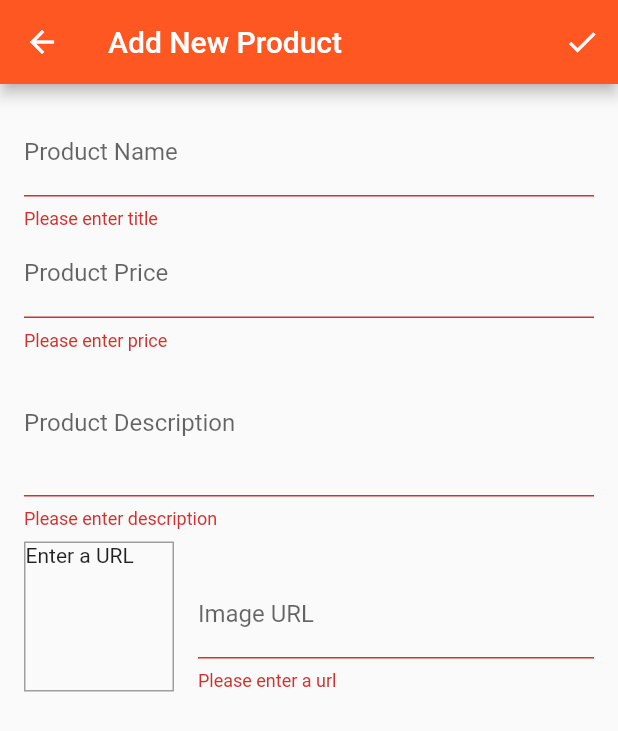
After one commit to henhiro4r/ShopApp, a Flutter app: the ManageProductScreen screen opened by its route, after a tap on the "check" icon, on a phone screen of 412 x 824 dp. The commit adds this screen. Shown: the top 731 px of the screen. Run offline on Flutter 3.47's test engine with Material 2 defaults, Android fonts, the phone set to English and light mode, and no system bars; network calls fail.

Commit message:
CRUD product on static object done

```diff
--- a/lib/adapter/ProductAdapter.dart
+++ b/lib/adapter/ProductAdapter.dart
@@ -47,6 +47,16 @@ class ProductAdapter extends StatelessWidget {
             color: Theme.of(context).accentColor,
             onPressed: () {
               cart.addItem(product);
+              Scaffold.of(context).hideCurrentSnackBar();
+              Scaffold.of(context).showSnackBar(
+                SnackBar(
+                  content: Text('1 ${product.title} added to cart'),
+                  duration: Duration(seconds: 3),
+                  action: SnackBarAction(label: 'Undo', onPressed: () {
+                    cart.removeSingleItem(product.id);
+                  }),
+                ),
+              );
             },
           ),
         ),
--- a/lib/main.dart
+++ b/lib/main.dart
@@ -5,8 +5,10 @@ import 'package:shopapp/provider/OrderProvider.dart';
 import 'package:shopapp/provider/ProductProvider.dart';
 import 'package:shopapp/screen/CartScreen.dart';
 import 'package:shopapp/screen/CheckoutScreen.dart';
+import 'package:shopapp/screen/ManageProductScreen.dart';
 import 'package:shopapp/screen/ProductDetailScreen.dart';
 import 'package:shopapp/screen/ProductOverviewScreen.dart';
+import 'package:shopapp/screen/UserProductScreen.dart';
 
 void main() => runApp(MyApp());
 
@@ -36,6 +38,8 @@ class MyApp extends StatelessWidget {
           ProductDetailScreen.routeName: (ctx) => ProductDetailScreen(),
           CartScreen.routeName: (ctx) => CartScreen(),
           CheckoutScreen.routeName: (ctx) => CheckoutScreen(),
+          UserProductScreen.routeName: (ctx) => UserProductScreen(),
+          ManageProductScreen.routeName: (ctc) => ManageProductScreen(),
         },
       ),
     );
--- a/lib/provider/ProductProvider.dart
+++ b/lib/provider/ProductProvider.dart
@@ -1,3 +1,5 @@
+import 'dart:math';
+
 import 'package:flutter/material.dart';
 import 'package:shopapp/model/Product.dart';
 
@@ -45,7 +47,24 @@ class ProductProvider with ChangeNotifier {
     return _products.where((element) => element.isFavorite).toList();
   }
 
-  void addProduct() {
+  void addProduct(Product product) {
+    final newProduct = Product(title: product.title, imageUrl: product.imageUrl, price: product.price, description: product.description, id: DateTime.now().toString());
+    _products.add(newProduct);
+    notifyListeners();
+  }
+
+  void editProduct(Product product){
+    final pIndex = _products.indexWhere((element) => element.id == product.id);
+    if (pIndex >= 0) {
+      _products[pIndex] = product;
+      notifyListeners();
+    } else {
+      print('____');
+    }
+  }
+
+  void deleteProduct(Product product){
+    _products.removeWhere((element) => element.id == product.id);
     notifyListeners();
   }
 }
--- /dev/null
+++ b/lib/screen/ManageProductScreen.dart
@@ -0,0 +1,240 @@
+import 'package:flutter/material.dart';
+import 'package:provider/provider.dart';
+import 'package:shopapp/model/Product.dart';
+import 'package:shopapp/provider/ProductProvider.dart';
+
+class ManageProductScreen extends StatefulWidget {
+  static const routeName = '/add-product';
+
+  @override
+  _ManageProductScreenState createState() => _ManageProductScreenState();
+}
+
+class _ManageProductScreenState extends State<ManageProductScreen> {
+  final _priceFocus = FocusNode();
+  final _descFocus = FocusNode();
+  final _imageUrlController = TextEditingController();
+  final _imageUrlFocus = FocusNode();
+  final _form = GlobalKey<FormState>();
+  var _product = Product(
+    id: null,
+    title: '',
+    description: '',
+    price: 0,
+    imageUrl: '',
+  );
+
+  @override
+  void initState() {
+    _imageUrlFocus.addListener(_updateImageUrl);
+    super.initState();
+  }
+
+  var _isInit = true;
+  var _initValues = {
+    'title': '',
+    'description': '',
+    'price': '',
+    'imageUrl': '',
+  };
+
+  @override
+  void didChangeDependencies() {
+    if (_isInit) {
+      final editProduct = ModalRoute.of(context).settings.arguments as Product;
+      if (editProduct != null) {
+        _product = editProduct;
+        _initValues = {
+          'title': _product.title,
+          'description': _product.description,
+          'price': _product.price.toString(),
+          'imageUrl': '',
+        };
+        _imageUrlController.text = _product.imageUrl;
+      }
+    }
+    _isInit = false;
+    super.didChangeDependencies();
+  }
+
+  @override
+  void dispose() {
+    _imageUrlFocus.removeListener(_updateImageUrl);
+    _priceFocus.dispose();
+    _descFocus.dispose();
+    _imageUrlController.dispose();
+    _imageUrlFocus.dispose();
+    super.dispose();
+  }
+
+  void _updateImageUrl() {
+    if (!_imageUrlFocus.hasFocus) {
+      if (!_imageUrlController.text.startsWith('http') &&
+          !_imageUrlController.text.startsWith('https')) {
+        return;
+      }
+      setState(() {});
+    }
+  }
+
+  void _saveFormInput() {
+    final isValid = _form.currentState.validate();
+    if (!isValid) {
+      return;
+    }
+    _form.currentState.save();
+    if (_product.id != null) {
+      Provider.of<ProductProvider>(context, listen: false)
+          .editProduct(_product);
+    } else {
+      Provider.of<ProductProvider>(context, listen: false).addProduct(_product);
+    }
+    Navigator.of(context).pop();
+  }
+
+  @override
+  Widget build(BuildContext context) {
+    return Scaffold(
+      appBar: AppBar(
+        title: Text('Add New Product'),
+        actions: <Widget>[
+          IconButton(
+              icon: Icon(Icons.check),
+              onPressed: () {
+                _saveFormInput();
+              }),
+        ],
+      ),
+      body: Padding(
+        padding: const EdgeInsets.all(16.0),
+        child: Form(
+          key: _form,
+          child: ListView(
+            children: <Widget>[
+              TextFormField(
+                initialValue: _initValues['title'],
+                decoration: InputDecoration(labelText: 'Product Name'),
+                textInputAction: TextInputAction.next,
+                onFieldSubmitted: (_) =>
+                    FocusScope.of(context).requestFocus(_priceFocus),
+                validator: (val) {
+                  return val.isEmpty ? 'Please enter title' : null;
+                },
+                onSaved: (value) {
+                  _product = Product(
+                      id: _product.id,
+                      title: value,
+                      description: _product.description,
+                      price: _product.price,
+                      imageUrl: _product.imageUrl,
+                      isFavorite: _product.isFavorite);
+                },
+              ),
+              TextFormField(
+                initialValue: _initValues['price'],
+                decoration: InputDecoration(labelText: 'Product Price'),
+                textInputAction: TextInputAction.next,
+                keyboardType: TextInputType.number,
+                focusNode: _priceFocus,
+                onFieldSubmitted: (_) =>
+                    FocusScope.of(context).requestFocus(_descFocus),
+                validator: (val) {
+                  if (val.isEmpty) {
+                    return 'Please enter price';
+                  }
+                  if (double.tryParse(val) == null) {
+                    return 'Please enter valid price';
+                  }
+                  if (double.parse(val) <= 0) {
+                    return 'Please enter price grater than 0';
+                  }
+                  return null;
+                },
+                onSaved: (value) {
+                  _product = Product(
+                      id: _product.id,
+                      title: _product.title,
+                      description: _product.description,
+                      price: double.parse(value),
+                      imageUrl: _product.imageUrl,
+                      isFavorite: _product.isFavorite);
+                },
+              ),
+              TextFormField(
+                initialValue: _initValues['description'],
+                decoration: InputDecoration(labelText: 'Product Description'),
+                maxLines: 3,
+                focusNode: _descFocus,
+                keyboardType: TextInputType.multiline,
+                validator: (val) {
+                  return val.isEmpty ? 'Please enter description' : null;
+                },
+                onSaved: (value) {
+                  _product = Product(
+                      id: _product.id,
+                      title: _product.title,
+                      description: value,
+                      price: _product.price,
+                      imageUrl: _product.imageUrl,
+                      isFavorite: _product.isFavorite);
+                },
+              ),
+              Row(
+                crossAxisAlignment: CrossAxisAlignment.end,
+                children: <Widget>[
+                  Container(
+                    width: 100,
+                    height: 100,
+                    margin: EdgeInsets.only(top: 8, right: 16),
+                    decoration: BoxDecoration(
+                      border: Border.all(width: 1, color: Colors.grey),
+                    ),
+                    child: _imageUrlController.text.isEmpty
+                        ? Text('Enter a URL')
+                        : FittedBox(
+                            child: Image.network(
+                              _imageUrlController.text,
+                              fit: BoxFit.cover,
+                            ),
+                          ),
+                  ),
+                  Expanded(
+                    child: TextFormField(
+                      decoration: InputDecoration(labelText: 'Image URL'),
+                      keyboardType: TextInputType.url,
+                      textInputAction: TextInputAction.done,
+                      controller: _imageUrlController,
+                      focusNode: _imageUrlFocus,
+                      onFieldSubmitted: (_) {
+                        _saveFormInput();
+                      },
+                      validator: (val) {
+                        if (val.isEmpty) {
+                          return 'Please enter a url';
+                        }
+                        if (!val.startsWith('http') &&
+                            !val.startsWith('https')) {
+                          return 'Please enter a valid url';
+                        }
+                        return null;
+                      },
+                      onSaved: (value) {
+                        _product = Product(
+                            id: _product.id,
+                            title: _product.title,
+                            description: _product.description,
+                            price: _product.price,
+                            imageUrl: value,
+                            isFavorite: _product.isFavorite);
+                      },
+                    ),
+                  ),
+                ],
+              ),
+            ],
+          ),
+        ),
+      ),
+    );
+  }
+}
--- a/lib/widget/Badge.dart
+++ b/lib/widget/Badge.dart
@@ -26,7 +26,7 @@ class Badge extends StatelessWidget {
             // color: Theme.of(context).accentColor,
             decoration: BoxDecoration(
               borderRadius: BorderRadius.circular(10.0),
-              color: color != null ? color : Theme.of(context).accentColor,
+              color: color != null ? color : Colors.black87,
             ),
             constraints: BoxConstraints(
               minWidth: 16,
```
Also changed, not shown: lib/adapter/CartItemAdapter.dart (+21 -2 lines), lib/adapter/UserProductAdapter.dart (added, +47 -0 lines), lib/navigation/AppDrawer.dart (+9 -0 lines), lib/provider/CartProvider.dart (+22 -1 lines), lib/screen/UserProductScreen.dart (added, +41 -0 lines).
